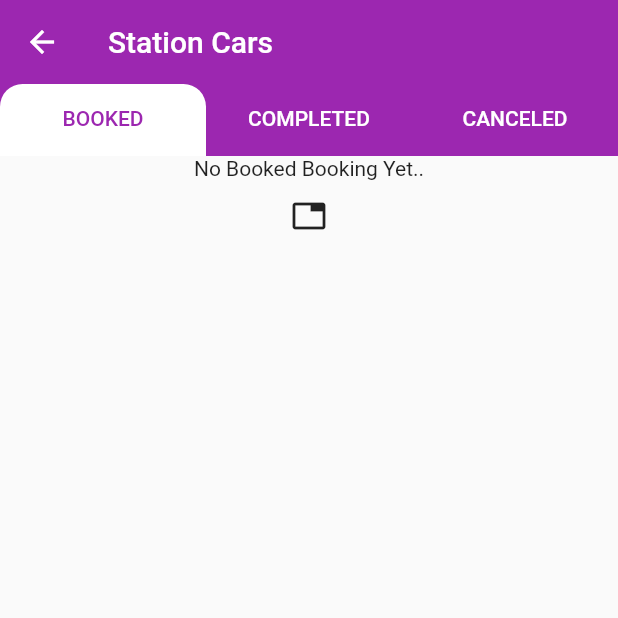
After one commit to aezazfb/Gatwick, a Flutter app: the screen it shows after launch, in the side drawer, after a tap on "Ride History", on a phone screen of 412 x 824 dp, the top half of it. The commit adds this screen. Run offline on Flutter 3.47's test engine with Material 2 defaults, Android fonts, the light colour scheme and no system bars; our stand-ins replace connectivity, flutter_spinkit, flutter_swiper, geolocator, google_fonts, google_maps_flutter and 2 more; missing offline and left inert: flutter_dropdown, flutter_polyline_points, geocoder, mailer; network calls fail.

Commit message:
initial git

```diff
--- a/lib/UI/login_screen.dart
+++ b/lib/UI/login_screen.dart
@@ -42,7 +42,7 @@ class LoginState extends State<Login> {
                 //Text Form field for Name
                 Text("LOGIN",
                     style: GoogleFonts.montserrat(
-                        fontSize: 30.0, color: Colors.teal)),
+                        fontSize: 30.0, color: Colors.purple)),
                 SizedBox(height: 20),
                 TextFormField(
                   onSaved: (String value) {
@@ -140,7 +140,7 @@ class LoginState extends State<Login> {
                 SizedBox(height: 12.0),
 
                 FlatButton(
-                    color: Colors.teal,
+                    color: Colors.purple,
                     onPressed: () {
                       if (_formKey.currentState.validate()) {
                         sendMail();
--- a/lib/UI/map_screen.dart
+++ b/lib/UI/map_screen.dart
@@ -380,18 +380,16 @@ class MapScreenState extends State<MapScreen>{
               ],
             ),
       drawer: Drawer(
-        //  semanticLabel: 'Heloo',
-        elevation: 30,
         child: Column(
           // shrinkWrap: false,
           children: [
             DrawerHeader(
               decoration: BoxDecoration(color: Colors.purple),
-              child: Wrap(
+              child: Row(
                 children: [
                   CircleAvatar(
                     radius: 30,
-                    backgroundColor: Colors.blueGrey,
+                    backgroundColor: Colors.pink,
                     child: Icon(
                       Icons.person,
                       color: Colors.white,
@@ -420,6 +418,7 @@ class MapScreenState extends State<MapScreen>{
             ListTile(
               leading: Icon(Icons.history_toggle_off, color: Colors.purple),
               title: Text('Ride History'),
+              onTap: () => Navigator.pushNamed(context, '/ridehistory'),
             ),
             Divider(
               thickness: 0.5,
@@ -485,6 +484,7 @@ class MapScreenState extends State<MapScreen>{
             ListTile(
               leading: Icon(Icons.logout, color: Colors.purple),
               title: Text('Logout'),
+              onTap: () => Navigator.pushNamed(context, '/login'),
             ),
           ],
         ),
--- /dev/null
+++ b/lib/UI/ride_history.dart
@@ -0,0 +1,59 @@
+import 'package:flutter/material.dart';
+
+class RideHistory extends StatelessWidget {
+  @override
+  Widget build(BuildContext context) {
+    return DefaultTabController(
+        //initialIndex: 0,
+        length: 3,
+        child: Scaffold(
+            appBar: AppBar(
+              elevation: 0.0,
+              title: Text('Station Cars'),
+              bottom: TabBar(
+                indicatorColor: Colors.purple,
+                unselectedLabelColor: Colors.white,
+                labelColor: Colors.purple,
+                indicatorSize: TabBarIndicatorSize.tab,
+                indicator: BoxDecoration(
+                  color: Colors.white,
+                  borderRadius: BorderRadius.only(
+                      topRight: Radius.circular(15),
+                      topLeft: Radius.circular(15)),
+                ),
+                tabs: [
+                  Tab(
+                    text: 'BOOKED',
+                  ),
+                  Tab(
+                    text: 'COMPLETED',
+                  ),
+                  Tab(
+                    text: 'CANCELED',
+                  ),
+                ],
+              ),
+            ),
+            body: TabBarView(
+              children: [
+                Center(
+                    child: Column(
+                  crossAxisAlignment: CrossAxisAlignment.center,
+                  children: [
+                    Text('No Booked Booking Yet..'),
+                    IconButton(icon: Icon(Icons.tab), onPressed: () {}),
+                  ],
+                )),
+                Center(
+                    child: Column(
+                  crossAxisAlignment: CrossAxisAlignment.center,
+                  children: [
+                    Text('No Completed Booking Yet..'),
+                    IconButton(icon: Icon(Icons.tab), onPressed: () {}),
+                  ],
+                )),
+                Center(child: Text('CANCELED'))
+              ],
+            )));
+  }
+}
--- a/lib/main.dart
+++ b/lib/main.dart
@@ -2,6 +2,7 @@ import 'package:flutter/material.dart';
 import 'package:zippy_rider/UI/flights_screen.dart';
 import 'package:zippy_rider/UI/login_screen.dart';
 import 'package:zippy_rider/UI/profile_screen.dart';
+import 'package:zippy_rider/UI/ride_history.dart';
 import 'package:zippy_rider/models/login_model.dart';
 import 'package:zippy_rider/states/flight_state.dart';
 import 'package:zippy_rider/states/map_state.dart';
@@ -39,6 +40,8 @@ class MyApp extends StatelessWidget {
       routes: {
         '/': (context) => MapScreen(),
         '/profile': (context) => Profile(),
+        '/login': (context) => Login(),
+        '/ridehistory': (context) => RideHistory(),
         '/mapscreen': (context) => MapScreen(),
         '/flightscreen': (context) => FlightsScreen(),
       },
--- a/lib/states/map_state.dart
+++ b/lib/states/map_state.dart
@@ -353,7 +353,6 @@ class MapState with ChangeNotifier {
     });
     notifyListeners();
   }
-
 // ignore: non_constant_identifier_names
 
 }
```
Also changed, not shown: 1 other file.
